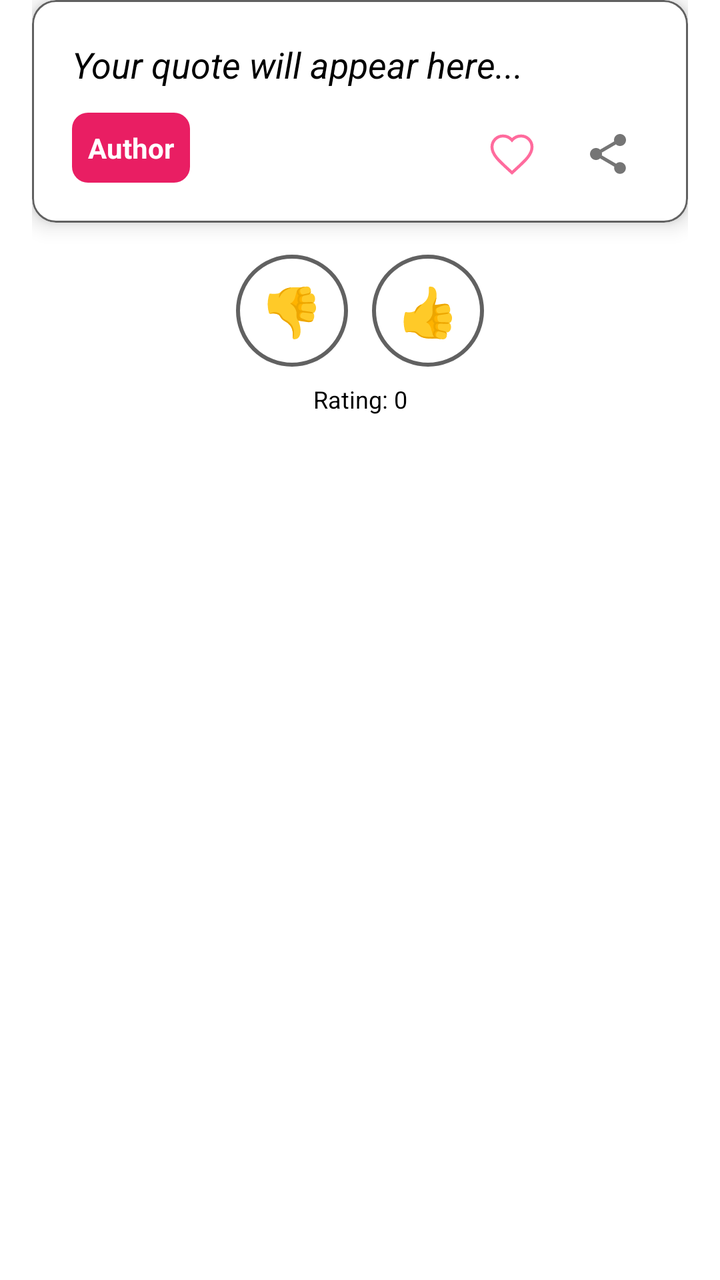
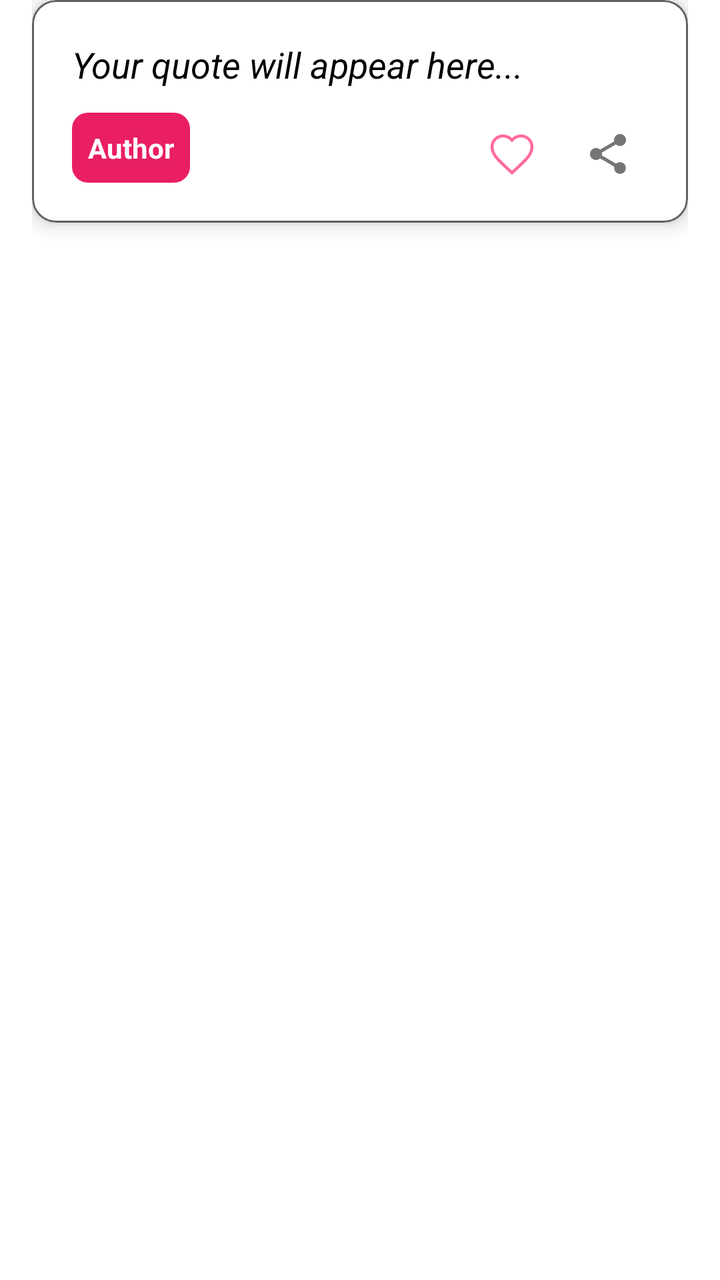

An Android layout rendered at two revisions. The XML below is the earlier revision; the diff shows what the commit changed to produce the second picture.
<!-- AndroidManifest.xml: application theme Theme.MyQuotes -->
<!-- res/layout/item_quote_page.xml -->
<?xml version="1.0" encoding="utf-8"?>
<ScrollView
    xmlns:android="http://schemas.android.com/apk/res/android"
    xmlns:app="http://schemas.android.com/apk/res-auto"
    android:layout_width="match_parent"
    android:layout_height="match_parent"
    android:fillViewport="true">

    <LinearLayout
        android:layout_width="match_parent"
        android:layout_height="wrap_content"
        android:orientation="vertical"
        android:paddingStart="16dp"
        android:paddingEnd="16dp"
        android:paddingBottom="16dp">

        
        <com.google.android.material.card.MaterialCardView
            android:layout_width="match_parent"
            android:layout_height="wrap_content"
            app:cardCornerRadius="12dp"
            app:cardElevation="6dp"
            android:layout_marginBottom="16dp"
            app:cardBackgroundColor="?attr/colorSurface"
            app:strokeWidth="1dp"
            app:strokeColor="?android:attr/textColorSecondary">

            <androidx.constraintlayout.widget.ConstraintLayout
                android:layout_width="match_parent"
                android:layout_height="wrap_content"
                android:padding="20dp">

                <TextView
                    android:id="@+id/text_quote"
                    android:layout_width="0dp"
                    android:layout_height="wrap_content"
                    android:text="Your quote will appear here..."
                    android:textSize="18sp"
                    android:lineSpacingExtra="4dp"
                    android:textStyle="italic"
                    android:textColor="?android:attr/textColorPrimary"
                    app:layout_constraintTop_toTopOf="parent"
                    app:layout_constraintStart_toStartOf="parent"
                    app:layout_constraintEnd_toEndOf="parent" />

                <TextView
                    android:id="@+id/text_author"
                    android:layout_width="wrap_content"
                    android:maxWidth="240dp"
                    android:layout_height="wrap_content"
                    android:layout_marginTop="12dp"
                    android:layout_marginEnd="80dp"
                    android:text="Author"
                    android:textSize="14sp"
                    android:textStyle="bold"
                    android:textColor="@android:color/white"
                    android:background="@drawable/border_author"
                    android:padding="8dp"
                    android:clickable="true"
                    android:focusable="true"
                    app:layout_constraintTop_toBottomOf="@id/text_quote"
                    app:layout_constraintStart_toStartOf="parent"/>

                <TextView
                    android:id="@+id/text_source"
                    android:layout_width="wrap_content"
                    android:maxWidth="240dp"
                    android:layout_height="wrap_content"
                    android:layout_marginTop="4dp"
                    android:layout_marginEnd="80dp"
                    android:text="Source"
                    android:textSize="12sp"
                    android:textColor="?android:attr/textColorSecondary"
                    android:background="@drawable/border_source"
                    android:padding="8dp"
                    android:clickable="true"
                    android:focusable="true"
                    android:visibility="gone"
                    app:layout_constraintTop_toBottomOf="@id/text_author"
                    app:layout_constraintStart_toStartOf="parent" />

                <TextView
                    android:id="@+id/text_category"
                    android:layout_width="wrap_content"
                    android:maxWidth="240dp"
                    android:layout_height="wrap_content"
                    android:layout_marginTop="4dp"
                    android:layout_marginEnd="80dp"
                    android:text="Category"
                    android:textSize="12sp"
                    android:textColor="?android:attr/textColorSecondary"
                    android:background="@drawable/border_source"
                    android:padding="8dp"
                    android:clickable="true"
                    android:focusable="true"
                    android:visibility="gone"
                    app:layout_constraintTop_toBottomOf="@id/text_source"
                    app:layout_constraintStart_toStartOf="parent"/>

                
                <androidx.constraintlayout.widget.Barrier
                    android:id="@+id/barrier_bottom"
                    android:layout_width="wrap_content"
                    android:layout_height="wrap_content"
                    app:barrierDirection="bottom"
                    app:constraint_referenced_ids="text_author,text_source,text_category" />

                
                <LinearLayout
                    android:id="@+id/button_container"
                    android:layout_width="0dp"
                    android:layout_height="wrap_content"
                    android:orientation="horizontal"
                    android:gravity="end|center_vertical"
                    app:layout_constraintBottom_toBottomOf="@id/barrier_bottom"
                    app:layout_constraintStart_toStartOf="parent"
                    app:layout_constraintEnd_toEndOf="parent">

                    
                    <ImageButton
                        android:id="@+id/button_favorite"
                        android:layout_width="40dp"
                        android:layout_height="40dp"
                        android:src="@drawable/ic_favorite_heart"
                        android:background="?attr/selectableItemBackgroundBorderless"
                        android:contentDescription="Add to favorites"
                        android:layout_marginEnd="8dp"
                        android:layout_marginBottom="-4dp"
                        android:scaleType="centerInside"/>

                    
                    <ImageButton
                        android:id="@+id/button_share"
                        android:layout_width="40dp"
                        android:layout_height="40dp"
                        android:src="@drawable/ic_share"
                        android:background="?attr/selectableItemBackgroundBorderless"
                        android:layout_marginBottom="-4dp"
                        android:contentDescription="Share quote" />

                </LinearLayout>

            </androidx.constraintlayout.widget.ConstraintLayout>

        </com.google.android.material.card.MaterialCardView>

        
        <LinearLayout
            android:layout_width="match_parent"
            android:layout_height="wrap_content"
            android:orientation="horizontal"
            android:gravity="center"
            android:layout_marginBottom="8dp">

            <com.google.android.material.button.MaterialButton
                android:id="@+id/button_thumbs_down"
                android:layout_width="56dp"
                android:layout_height="56dp"
                android:text="👎"
                android:textSize="24sp"
                android:layout_marginEnd="12dp"
                android:insetTop="0dp"
                android:insetBottom="0dp"
                android:minWidth="0dp"
                android:minHeight="0dp"
                android:padding="0dp"
                app:cornerRadius="28dp"
                app:strokeWidth="2dp"
                app:strokeColor="?android:attr/textColorSecondary"
                style="@style/Widget.MaterialComponents.Button.OutlinedButton" />

            <com.google.android.material.button.MaterialButton
                android:id="@+id/button_thumbs_up"
                android:layout_width="56dp"
                android:layout_height="56dp"
                android:text="👍"
                android:textSize="24sp"
                android:insetTop="0dp"
                android:insetBottom="0dp"
                android:minWidth="0dp"
                android:minHeight="0dp"
                android:padding="0dp"
                app:cornerRadius="28dp"
                app:strokeWidth="2dp"
                app:strokeColor="?android:attr/textColorSecondary"
                style="@style/Widget.MaterialComponents.Button.OutlinedButton" />

        </LinearLayout>

        
        <TextView
            android:id="@+id/text_rating_info"
            android:layout_width="match_parent"
            android:layout_height="wrap_content"
            android:text="Rating: 0"
            android:textSize="12sp"
            android:gravity="center"
            android:layout_marginBottom="16dp"
            android:textColor="?android:attr/textColorPrimary" />

    </LinearLayout>

</ScrollView>
<!-- resources referenced by this layout -->
<resources>
  <!-- drawable border_author (drawable) -->
  <?xml version="1.0" encoding="utf-8"?>
  <shape xmlns:android="http://schemas.android.com/apk/res/android">
      <solid android:color="@color/pink_primary" />
      <corners android:radius="8dp" />
  </shape>
  <!-- drawable border_source (drawable) -->
  <?xml version="1.0" encoding="utf-8"?>
  <shape xmlns:android="http://schemas.android.com/apk/res/android">
      <solid android:color="@android:color/transparent" />
      <stroke
          android:width="1dp"
          android:color="?android:attr/textColorSecondary" />
      <corners android:radius="8dp" />
  </shape>
  <!-- drawable ic_favorite_heart (drawable) -->
  <vector xmlns:android="http://schemas.android.com/apk/res/android"
      android:width="24dp"
      android:height="24dp"
      android:viewportWidth="24"
      android:viewportHeight="24">
      <path
          android:fillColor="@android:color/transparent"
          android:pathData="M12,21.35l-1.45,-1.32C5.4,15.36 2,12.28 2,8.5 2,5.42 4.42,3 7.5,3c1.74,0 3.41,0.81 4.5,2.09C13.09,3.81 14.76,3 16.5,3 19.58,3 22,5.42 22,8.5c0,3.78 -3.4,6.86 -8.55,11.54L12,21.35Z"
          android:strokeWidth="1.5"
          android:strokeColor="#FF6B9D" />
  </vector>
  <!-- drawable ic_share (drawable) -->
  <?xml version="1.0" encoding="utf-8"?>
  <vector xmlns:android="http://schemas.android.com/apk/res/android"
      android:width="24dp"
      android:height="24dp"
      android:viewportWidth="24"
      android:viewportHeight="24">
      <path
          android:fillColor="#757575"
          android:pathData="M18,16.08c-0.76,0 -1.44,0.3 -1.96,0.77L8.91,12.7c0.05,-0.23 0.09,-0.46 0.09,-0.7s-0.04,-0.47 -0.09,-0.7l7.05,-4.11c0.54,0.5 1.25,0.81 2.04,0.81 1.66,0 3,-1.34 3,-3s-1.34,-3 -3,-3 -3,1.34 -3,3c0,0.24 0.04,0.47 0.09,0.7L8.04,9.81C7.5,9.31 6.79,9 6,9c-1.66,0 -3,1.34 -3,3s1.34,3 3,3c0.79,0 1.5,-0.31 2.04,-0.81l7.12,4.16c-0.05,0.21 -0.08,0.43 -0.08,0.65 0,1.61 1.31,2.92 2.92,2.92 1.61,0 2.92,-1.31 2.92,-2.92s-1.31,-2.92 -2.92,-2.92z"/>
  </vector>
  <style name="Theme.MyQuotes" parent="Theme.MaterialComponents.DayNight.DarkActionBar">
          
          <item name="colorPrimary">@color/pink_primary</item>
          <item name="colorPrimaryVariant">@color/pink_primary_variant</item>
          <item name="colorOnPrimary">@color/white</item>
  
          
          <item name="colorSecondary">@color/pink_tertiary</item>
          <item name="colorSecondaryVariant">@color/pink_primary_dark</item>
          <item name="colorOnSecondary">@color/white</item>
  
          
          <item name="android:colorBackground">@color/light_background</item>
          <item name="colorSurface">@color/light_surface</item>
          <item name="colorOnSurface">@color/dark_text</item>
  
          
          <item name="android:textColorPrimary">@color/dark_text</item>
          <item name="android:textColorSecondary">@color/dark_text_secondary</item>
  
          
          <item name="android:statusBarColor">@color/pink_primary_dark</item>
          <item name="android:windowLightStatusBar" tools:targetApi="m">false</item>
          <item name="android:windowOptOutEdgeToEdgeEnforcement" tools:targetApi="35">true</item>
  
          
          <item name="android:navigationBarColor">@color/white</item>
          <item name="android:windowLightNavigationBar" tools:targetApi="o_mr1">true</item>
      </style>
  <color name="pink_primary">#E91E63</color>
  <color name="pink_primary_variant">#C2185B</color>
  <color name="white">#FFFFFF</color>
  <color name="pink_tertiary">#FF6B9D</color>
  <color name="pink_primary_dark">#AD1457</color>
  <color name="light_background">#FFFFFF</color>
  <color name="light_surface">#FFFFFF</color>
  <color name="dark_text">#000000</color>
  <color name="dark_text_secondary">#616161</color>
</resources>

<!-- the commit's change to res/layout/item_quote_page.xml (unified diff, before → after) -->
@@ -144,60 +144,6 @@
 
         </com.google.android.material.card.MaterialCardView>
 
-        
-        <LinearLayout
-            android:layout_width="match_parent"
-            android:layout_height="wrap_content"
-            android:orientation="horizontal"
-            android:gravity="center"
-            android:layout_marginBottom="8dp">
-
-            <com.google.android.material.button.MaterialButton
-                android:id="@+id/button_thumbs_down"
-                android:layout_width="56dp"
-                android:layout_height="56dp"
-                android:text="👎"
-                android:textSize="24sp"
-                android:layout_marginEnd="12dp"
-                android:insetTop="0dp"
-                android:insetBottom="0dp"
-                android:minWidth="0dp"
-                android:minHeight="0dp"
-                android:padding="0dp"
-                app:cornerRadius="28dp"
-                app:strokeWidth="2dp"
-                app:strokeColor="?android:attr/textColorSecondary"
-                style="@style/Widget.MaterialComponents.Button.OutlinedButton" />
-
-            <com.google.android.material.button.MaterialButton
-                android:id="@+id/button_thumbs_up"
-                android:layout_width="56dp"
-                android:layout_height="56dp"
-                android:text="👍"
-                android:textSize="24sp"
-                android:insetTop="0dp"
-                android:insetBottom="0dp"
-                android:minWidth="0dp"
-                android:minHeight="0dp"
-                android:padding="0dp"
-                app:cornerRadius="28dp"
-                app:strokeWidth="2dp"
-                app:strokeColor="?android:attr/textColorSecondary"
-                style="@style/Widget.MaterialComponents.Button.OutlinedButton" />
-
-        </LinearLayout>
-
-        
-        <TextView
-            android:id="@+id/text_rating_info"
-            android:layout_width="match_parent"
-            android:layout_height="wrap_content"
-            android:text="Rating: 0"
-            android:textSize="12sp"
-            android:gravity="center"
-            android:layout_marginBottom="16dp"
-            android:textColor="?android:attr/textColorPrimary" />
-
     </LinearLayout>
 
 </ScrollView>
